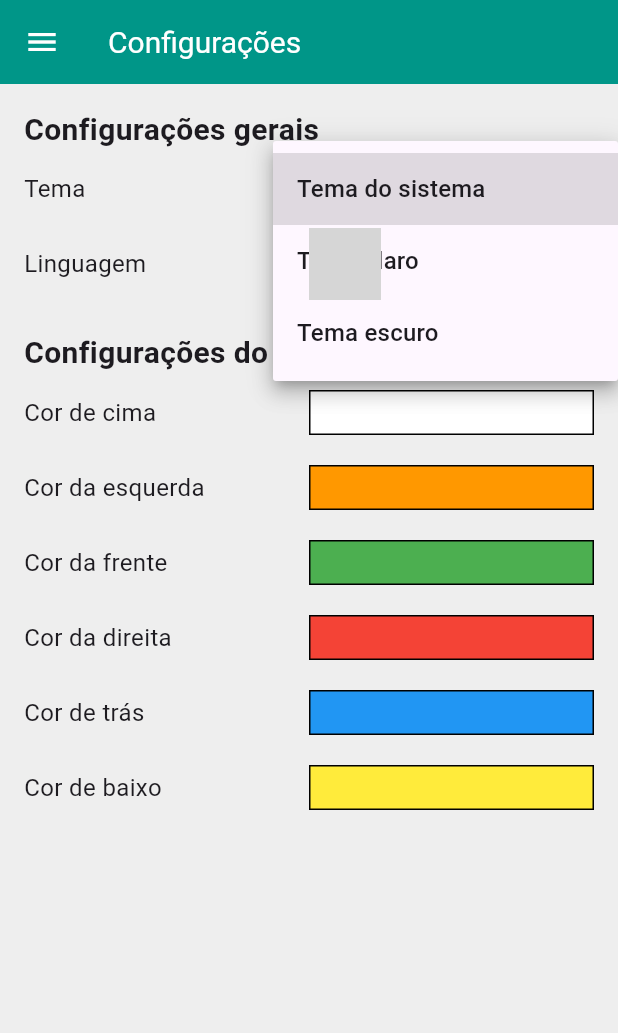
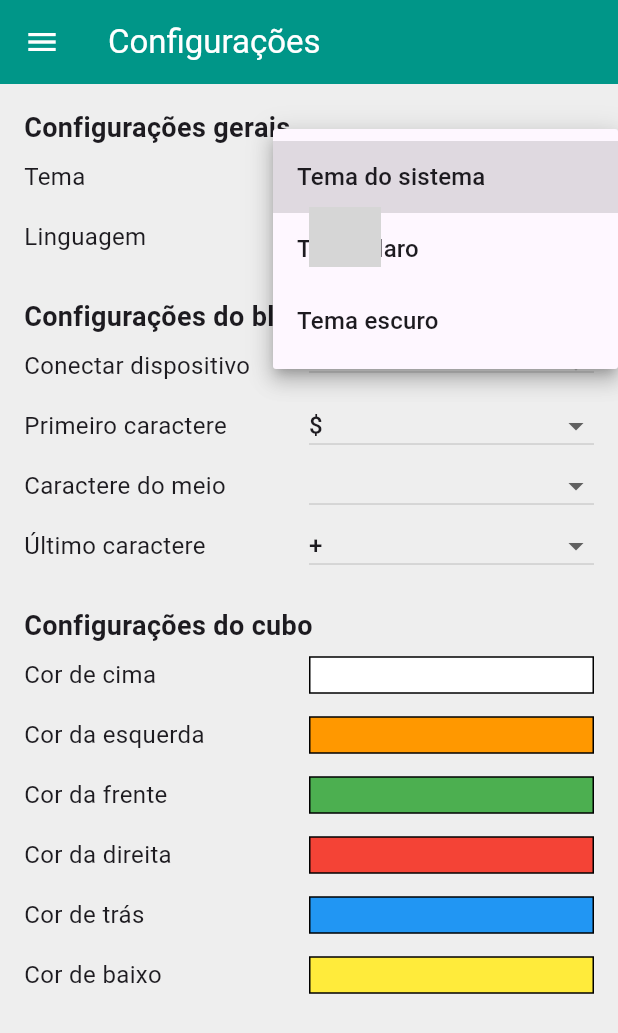
Before and after one commit to ffneiva/rubiks_cube_solver, a Flutter app: the SettingsView screen opened by its route, after a tap on "Tema do sistema", on a phone screen of 412 x 824 dp. Shown: the top 1033 px of the screen. Run offline on Flutter 3.47's test engine with Material 3 defaults, Android fonts, the phone set to English and light mode, and no system bars; our stand-ins replace flutter_blue_plus, flutter_colorpicker, image_picker, permission_handler, sqflite; missing offline and left inert: back_button_interceptor, cuber, flag; accounts and stored records are empty; generated files the repository leaves out were written again; grey boxes are pictures that could not be loaded.

Commit message:
feat: Send solve via Bluetooth and bug fixes

```diff
--- a/lib/src/about/about_view.dart
+++ b/lib/src/about/about_view.dart
@@ -1,5 +1,4 @@
 import 'dart:ui';
-
 import 'package:flutter/material.dart';
 import 'package:flutter_gen/gen_l10n/app_localizations.dart';
 import 'package:rubiks_cube_solver/src/utils/functions.dart';
@@ -55,7 +54,9 @@ class _AboutView extends State<AboutView> {
             child: Column(
               crossAxisAlignment: CrossAxisAlignment.start,
               children: [
-                Expanded(child: Column(children: topics)),
+                Expanded(
+                  child: SingleChildScrollView(child: Column(children: topics)),
+                ),
                 GestureDetector(
                   child: Center(
                     child: Text(
--- a/lib/src/localization/app_pt.arb
+++ b/lib/src/localization/app_pt.arb
@@ -20,6 +20,7 @@
   "aboutPage": "Sobre",
 
   "generalSettings": "Configurações gerais",
+  "bluetoothSettings": "Configurações do bluetooth",
   "cubeSettings": "Configurações do cubo",
 
   "settingsTheme": "Tema",
@@ -32,6 +33,11 @@
   "settingsEnglish": "Inglês",
   "settingsSpanish": "Espanhol",
   "settingsFrench": "Francês",
+
+  "settingsDeviceConnect": "Conectar dispositivo",
+  "settingsBluetoothFirstChar": "Primeiro caractere",
+  "settingsBluetoothMiddleChar": "Caractere do meio",
+  "settingsBluetoothLastChar": "Último caractere",
 
   "settingsPickColor": "Selecione uma cor",
   "settingsUpColor": "Cor de cima",
@@ -94,6 +100,7 @@
   "messageInvalidFilling": "Preenchimento inválido, altere as cores",
   "messageNotFindSolution": "Não foi possível encontrar uma solução",
   "messageCubeSolved": "O cubo já está resolvido",
+  "messageBluetoothError": "Erro ao enviar dados por bluetooth",
   "messageUnexpectedError": "Ocorreu um erro inesperado",
   "messageSolve": "Solução de {moves} movimentos encontrada em {time} segundos"
 }
--- a/lib/src/settings/settings_controller.dart
+++ b/lib/src/settings/settings_controller.dart
@@ -1,4 +1,5 @@
 import 'package:flutter/material.dart';
+import 'package:flutter_blue_plus/flutter_blue_plus.dart';
 import 'package:flutter_gen/gen_l10n/app_localizations.dart';
 import 'package:rubiks_cube_solver/src/rubik_cube/rubik_cube_controller.dart';
 import 'settings_service.dart';
@@ -18,11 +19,21 @@ class SettingsController with ChangeNotifier {
   late String _language;
   late AppLocalizations _languageMode;
   late List<Color> _colors;
+  late BluetoothDevice? _blueDevice;
+  late List<BluetoothService>? _blueServices;
+  late BluetoothCharacteristic? _blueCharacteristic;
+  late List<String> _blueChars;
+  late List<String> _blueCharOptions;
 
   ThemeMode get themeMode => _themeMode;
   String get language => _language;
   AppLocalizations get languageMode => _languageMode;
   List<Color> get colors => _colors;
+  BluetoothDevice? get blueDevice => _blueDevice;
+  List<String> get blueChars => _blueChars;
+  List<BluetoothService>? get blueServices => _blueServices;
+  BluetoothCharacteristic? get blueCharacteristic => _blueCharacteristic;
+  List<String> get blueCharOptions => _blueCharOptions;
 
   void setRubikCubeController(RubikCubeController controller) {
     _rubikCubeController = controller;
@@ -33,6 +44,10 @@ class SettingsController with ChangeNotifier {
     _language = _settingsService.language();
     _languageMode = await AppLocalizations.delegate.load(Locale(_language));
     _colors = _settingsService.colors();
+    _blueDevice = _settingsService.bluetoothDevice();
+    _blueChars = _settingsService.blueChars();
+    _blueCharOptions = _settingsService.blueCharOptions();
+    updateBlueCharOptions();
     notifyListeners();
   }
 
@@ -71,4 +86,44 @@ class SettingsController with ChangeNotifier {
 
     await _settingsService.updateColors(_colors);
   }
+
+  Future<void> updateBlueDevice(BluetoothDevice? device) async {
+    if (device == null) return;
+    if (_blueDevice == device) return;
+
+    _blueDevice = device;
+    _blueServices = await _blueDevice!.discoverServices();
+
+    _blueServices?.forEach((s) {
+      if (s.characteristics.isNotEmpty) {
+        for (int i = 0; i < s.characteristics.length; i++) {
+          if (s.characteristics[i].properties.write) {
+            _blueCharacteristic = s.characteristics[i];
+          }
+        }
+      }
+    });
+
+    notifyListeners();
+
+    await _settingsService.updateBlueDevice(_blueDevice);
+  }
+
+  Future<void> updateBlueChars(String? newChar, int index) async {
+    if (newChar == null) return;
+    if (_blueChars.contains(newChar)) return;
+
+    _blueChars[index] = newChar;
+    updateBlueCharOptions();
+
+    notifyListeners();
+
+    await _settingsService.updateBlueChars(_blueChars);
+  }
+
+  Future<void> updateBlueCharOptions() async {
+    _blueCharOptions = _settingsService.blueCharOptions();
+    _blueCharOptions =
+        _blueCharOptions.where((c) => !_blueChars.contains(c)).toList();
+  }
 }
--- a/lib/src/settings/settings_service.dart
+++ b/lib/src/settings/settings_service.dart
@@ -1,4 +1,5 @@
 import 'package:flutter/material.dart';
+import 'package:flutter_blue_plus/flutter_blue_plus.dart';
 import 'package:flutter_gen/gen_l10n/app_localizations.dart';
 
 class SettingsService {
@@ -13,6 +14,13 @@ class SettingsService {
         Colors.yellow,
       ];
 
+  BluetoothDevice? bluetoothDevice() => null;
+
+  List<String> blueChars() => ['\$', ' ', '+'];
+
+  List<String> blueCharOptions() =>
+      ['\$', ' ', '+', '-', '_', '.', '@', '#', '%', '&', '*', '(', ')'];
+
   Future<ThemeMode> themeMode() async => ThemeMode.system;
 
   Future<void> updateThemeMode(ThemeMode theme) async {}
@@ -20,4 +28,8 @@ class SettingsService {
   Future<void> updateLanguageMode(AppLocalizations localization) async {}
 
   Future<void> updateColors(List<Color> colors) async {}
+
+  Future<void> updateBlueDevice(BluetoothDevice? blueDevice) async {}
+
+  Future<void> updateBlueChars(List<String> blueChars) async {}
 }
--- a/lib/src/settings/settings_view.dart
+++ b/lib/src/settings/settings_view.dart
@@ -1,8 +1,10 @@
 import 'package:flag/flag_enum.dart';
 import 'package:flag/flag_widget.dart';
 import 'package:flutter/material.dart';
+import 'package:flutter_blue_plus/flutter_blue_plus.dart';
 import 'package:flutter_colorpicker/flutter_colorpicker.dart';
 import 'package:flutter_gen/gen_l10n/app_localizations.dart';
+import 'package:permission_handler/permission_handler.dart';
 import 'package:rubiks_cube_solver/src/settings/settings_controller.dart';
 import 'package:rubiks_cube_solver/src/widgets/rubik_scaffold.dart';
 
@@ -20,50 +22,53 @@ class SettingsView extends StatefulWidget {
 
 class _SettingsView extends State<SettingsView> {
   final SettingsController settingsController = SettingsController();
+  List<BluetoothDevice> devices = [];
+  BluetoothDevice? selectedDevice;
+
+  @override
+  void initState() {
+    super.initState();
+    selectedDevice = settingsController.blueDevice;
+    requestBluetoothPermission();
+  }
 
   @override
   Widget build(BuildContext context) {
     AppLocalizations locale = AppLocalizations.of(context)!;
 
-    List<String> colorPositions = [
-      locale.settingsUpColor,
-      locale.settingsLeftColor,
-      locale.settingsFrontColor,
-      locale.settingsRightColor,
-      locale.settingsBackColor,
-      locale.settingsDownColor,
-    ];
-
-    List<Widget> colorWidgets = [];
-    for (int i = 0; i < settingsController.colors.length; i++) {
-      colorWidgets.add(_configOption(
-        context,
-        colorPositions[i],
-        GestureDetector(
-          onTap: () => _colorPicker(context, locale, i),
-          child: Container(
-            height: 30,
-            decoration: BoxDecoration(
-              color: settingsController.colors[i],
-              border: Border.all(color: Colors.black),
+    return RubikScaffold(
+      title: locale.settingsTitle,
+      body: RefreshIndicator(
+        onRefresh: scanDevices,
+        child: SingleChildScrollView(
+          physics: const AlwaysScrollableScrollPhysics(),
+          child: Padding(
+            padding: const EdgeInsets.all(16),
+            child: Column(
+              crossAxisAlignment: CrossAxisAlignment.start,
+              children: [
+                _generalSettings(locale),
+                const SizedBox(height: 20),
+                _bluetoothSettings(locale, devices),
+                const SizedBox(height: 20),
+                _cubeSettings(locale),
+                const SizedBox(height: 20),
+              ],
             ),
           ),
         ),
-      ));
+      ),
+    );
   }
 
-    return RubikScaffold(
-      title: locale.settingsTitle,
-      body: Padding(
-        padding: const EdgeInsets.all(16),
-        child: Column(children: [
+  Widget _generalSettings(AppLocalizations locale) {
+    return Column(children: [
       Row(
         mainAxisAlignment: MainAxisAlignment.spaceBetween,
         children: [
           Text(
             locale.generalSettings,
-                style:
-                    const TextStyle(fontSize: 20, fontWeight: FontWeight.bold),
+            style: const TextStyle(fontSize: 18, fontWeight: FontWeight.bold),
           )
         ],
       ),
@@ -80,16 +85,11 @@ class _SettingsView extends State<SettingsView> {
           items: [
             DropdownMenuItem(
                 value: ThemeMode.system,
-                  child: Text(locale.settingsSystemTheme),
-                ),
+                child: Text(locale.settingsSystemTheme)),
             DropdownMenuItem(
-                  value: ThemeMode.light,
-                  child: Text(locale.settingsLightTheme),
-                ),
+                value: ThemeMode.light, child: Text(locale.settingsLightTheme)),
             DropdownMenuItem(
-                  value: ThemeMode.dark,
-                  child: Text(locale.settingsDarkTheme),
-                ),
+                value: ThemeMode.dark, child: Text(locale.settingsDarkTheme)),
           ],
         ),
       ),
@@ -115,21 +115,140 @@ class _SettingsView extends State<SettingsView> {
           ],
         ),
       ),
-          const SizedBox(height: 20),
+    ]);
+  }
+
+  Widget _bluetoothSettings(
+      AppLocalizations locale, List<BluetoothDevice?> devices) {
+    return Column(children: [
+      Row(
+        mainAxisAlignment: MainAxisAlignment.spaceBetween,
+        children: [
+          Text(
+            locale.bluetoothSettings,
+            style: const TextStyle(fontSize: 18, fontWeight: FontWeight.bold),
+          )
+        ],
+      ),
+      _configOption(
+        context,
+        locale.settingsDeviceConnect,
+        DropdownButton<BluetoothDevice>(
+          value: selectedDevice,
+          isExpanded: true,
+          onChanged: (d) {
+            connectToDevice(d);
+            settingsController.updateBlueDevice(d);
+            setState(() {});
+          },
+          items: devices.map((device) {
+            return DropdownMenuItem<BluetoothDevice>(
+              value: device!,
+              child: Text(device.platformName != ''
+                  ? device.platformName
+                  : device.remoteId.toString()),
+              onTap: () => deviceConnect(device),
+            );
+          }).toList(),
+        ),
+      ),
+      _configOption(
+        context,
+        locale.settingsBluetoothFirstChar,
+        DropdownButton<String>(
+          value: settingsController.blueChars[0],
+          isExpanded: true,
+          onChanged: (c) {
+            settingsController.updateBlueChars(c, 0);
+            setState(() {});
+          },
+          items: [
+            settingsController.blueChars[0],
+            ...settingsController.blueCharOptions,
+          ].map((option) {
+            return DropdownMenuItem(value: option, child: Text(option));
+          }).toList(),
+        ),
+      ),
+      _configOption(
+        context,
+        locale.settingsBluetoothMiddleChar,
+        DropdownButton<String>(
+          value: settingsController.blueChars[1],
+          isExpanded: true,
+          onChanged: (c) {
+            settingsController.updateBlueChars(c, 1);
+            setState(() {});
+          },
+          items: [
+            settingsController.blueChars[1],
+            ...settingsController.blueCharOptions,
+          ].map((option) {
+            return DropdownMenuItem(value: option, child: Text(option));
+          }).toList(),
+        ),
+      ),
+      _configOption(
+        context,
+        locale.settingsBluetoothLastChar,
+        DropdownButton<String>(
+          value: settingsController.blueChars[2],
+          isExpanded: true,
+          onChanged: (c) {
+            settingsController.updateBlueChars(c, 2);
+            setState(() {});
+          },
+          items: [
+            settingsController.blueChars[2],
+            ...settingsController.blueCharOptions,
+          ].map((option) {
+            return DropdownMenuItem(value: option, child: Text(option));
+          }).toList(),
+        ),
+      ),
+    ]);
+  }
+
+  Widget _cubeSettings(AppLocalizations locale) {
+    List<String> colorPositions = [
+      locale.settingsUpColor,
+      locale.settingsLeftColor,
+      locale.settingsFrontColor,
+      locale.settingsRightColor,
+      locale.settingsBackColor,
+      locale.settingsDownColor,
+    ];
+
+    List<Widget> colorWidgets = [];
+    for (int i = 0; i < settingsController.colors.length; i++) {
+      colorWidgets.add(_configOption(
+        context,
+        colorPositions[i],
+        GestureDetector(
+          onTap: () => _colorPicker(context, locale, i),
+          child: Container(
+            height: 25,
+            decoration: BoxDecoration(
+              color: settingsController.colors[i],
+              border: Border.all(color: Colors.black),
+            ),
+          ),
+        ),
+      ));
+    }
+
+    return Column(children: [
       Row(
         mainAxisAlignment: MainAxisAlignment.spaceBetween,
         children: [
           Text(
             locale.cubeSettings,
-                style:
-                    const TextStyle(fontSize: 20, fontWeight: FontWeight.bold),
+            style: const TextStyle(fontSize: 18, fontWeight: FontWeight.bold),
           )
         ],
       ),
       ...colorWidgets,
-        ]),
-      ),
-    );
+    ]);
   }
 
   void _colorPicker(BuildContext context, AppLocalizations locale, int index) {
@@ -176,7 +295,7 @@ class _SettingsView extends State<SettingsView> {
 
   Widget _configOption(BuildContext context, String title, Widget widget) {
     return SizedBox(
-      height: 50,
+      height: 40,
       child: Row(
         mainAxisAlignment: MainAxisAlignment.spaceBetween,
         children: [
@@ -206,4 +325,58 @@ class _SettingsView extends State<SettingsView> {
       ),
     );
   }
+
+  Future<void> scanDevices() async {
+    try {
+      FlutterBluePlus.startScan(timeout: const Duration(seconds: 4));
+      FlutterBluePlus.scanResults.listen((results) {
+        for (ScanResult result in results) {
+          if (!devices.contains(result.device)) {
+            setState(() {
+              devices.add(result.device);
+            });
           }
+        }
+      });
+
+      await Future.delayed(const Duration(seconds: 10));
+      FlutterBluePlus.stopScan();
+    } catch (e) {}
+    print(devices);
+  }
+
+  Future<void> connectToDevice(BluetoothDevice? device) async {
+    if (device == null) {
+      return;
+    }
+    try {
+      if (selectedDevice != null) {
+        await selectedDevice!.disconnect();
+      }
+
+      await device.connect();
+
+      setState(() {
+        selectedDevice = device;
+      });
+    } catch (e) {}
+  }
+
+  void requestBluetoothPermission() async {
+    PermissionStatus bluetoothStatus = await Permission.bluetoothScan.request();
+    PermissionStatus locationStatus = await Permission.location.request();
+
+    if (bluetoothStatus.isGranted && locationStatus.isGranted) {
+      scanDevices();
+    }
+  }
+
+  void deviceConnect(device) async {
+    try {
+      await device.connect();
+      await settingsController.updateBlueDevice(device);
+      selectedDevice = device;
+      setState(() {});
+    } catch (e) {}
+  }
+}
--- a/lib/src/widgets/rubik_drawer.dart
+++ b/lib/src/widgets/rubik_drawer.dart
@@ -67,12 +67,12 @@ class _RubikDrawer extends State<RubikDrawer> {
             child: Image.asset('assets/images/logo.png'),
           ),
           const SizedBox(height: 8),
-          Text(
-            locale.appTitle,
-            style: const TextStyle(
-              color: Colors.white,
-              fontSize: 18,
-              fontWeight: FontWeight.bold,
+          FittedBox(
+            fit: BoxFit.scaleDown,
+            child: Text(
+              locale.appTitle,
+              style: const TextStyle(
+                  color: Colors.white, fontWeight: FontWeight.bold),
             ),
           ),
         ],
--- a/lib/src/widgets/rubik_scaffold.dart
+++ b/lib/src/widgets/rubik_scaffold.dart
@@ -51,7 +51,7 @@ class _RubikScaffoldState extends State<RubikScaffold> {
     return Scaffold(
       key: _scaffoldState,
       appBar: AppBar(
-        title: Text(widget.title, style: const TextStyle(fontSize: 20)),
+        title: FittedBox(fit: BoxFit.scaleDown, child: Text(widget.title)),
         backgroundColor: Colors.teal,
         foregroundColor: Colors.white,
         actions: widget.actions,
--- a/pubspec.yaml
+++ b/pubspec.yaml
@@ -17,12 +17,14 @@ dependencies:
   cuber: ^0.4.0
   cupertino_icons: ^1.0.6
   flag: ^7.0.0
+  flutter_blue_plus: ^1.32.0
   flutter_colorpicker: ^1.0.3
   flutter_cube: ^0.1.1
   flutter_spinkit: ^5.2.1
   image_picker: ^1.0.7
   intl: ^0.18.1
   path: ^1.8.3
+  permission_handler: ^11.3.1
   sensors_plus: ^4.0.2
   sqflite: ^2.3.2
   url_launcher: ^6.2.5
```
Also changed, not shown: lib/src/example/examples_controller.dart (+9 -55 lines), lib/src/example/examples_service.dart (+153 -1 lines), lib/src/rubik_cube/components/rubik_cube_projection.dart (+23 -15 lines), lib/src/rubik_cube/rubik_cube_controller.dart (+44 -0 lines), lib/src/rubik_cube/rubik_cube_view.dart (+9 -4 lines), pubspec.lock, 4 other files. Lines whose indentation alone changed are shown as unchanged.
